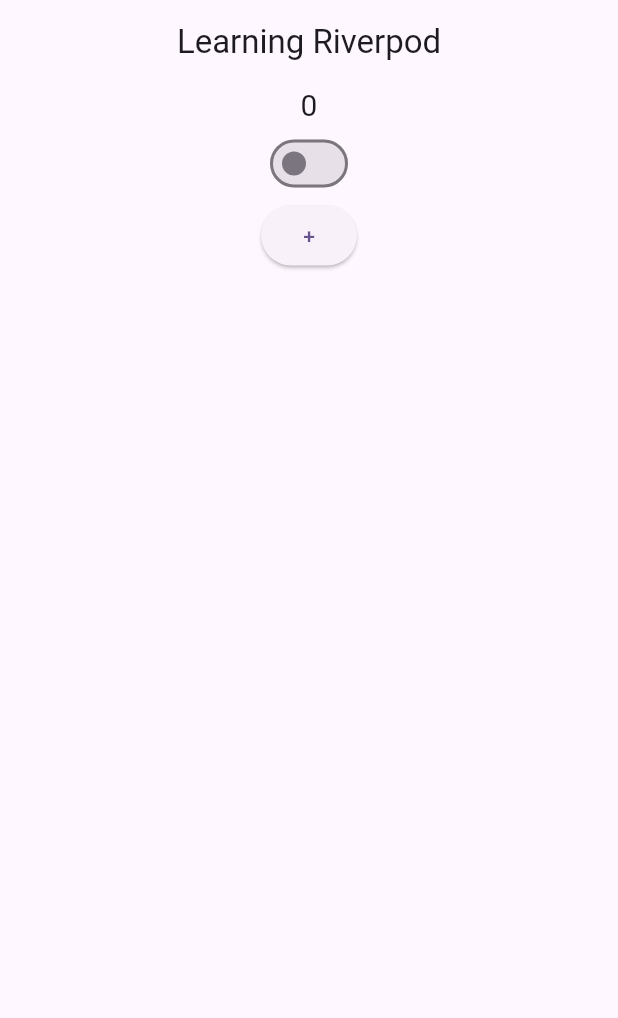
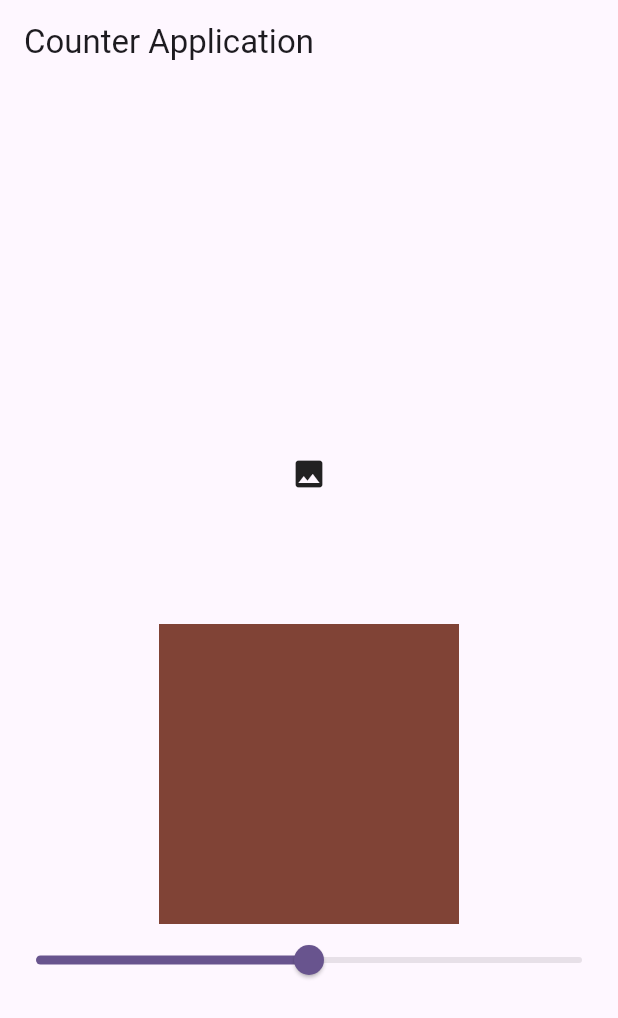
Before and after one commit to Rahul-naik92/riverpod_learning, a Flutter app: the screen it shows after launch, on a phone screen of 412 x 824 dp. Shown: the top 1018 px of the screen. Run offline on Flutter 3.47's test engine with Material 3 defaults, Android fonts, the phone set to English and light mode, and no system bars; our stand-ins replace flutter_riverpod; missing offline and left inert: dart:ffi.

```diff
--- a/lib/home_screen.dart
+++ b/lib/home_screen.dart
@@ -3,72 +3,59 @@ import 'dart:ffi';
 import 'package:flutter/material.dart';
 import 'package:flutter_riverpod/flutter_riverpod.dart';
 import 'package:riverpod_learning/slider_provider.dart';
+
 final hello = Provider<String>((ref) {
   return "Subscribe My Channel";
 });
-
-final counter = StateProvider<int>((ref) {
-  return 0;
-});
-
-final switchProvider = StateProvider<bool>((ref) {
-  return false;
-});
-
-
-
-// class HomeScreen extends ConsumerStatefulWidget {
-//   const HomeScreen({super.key});
-//
-//   @override
-//   ConsumerState<HomeScreen> createState() => _HomeScreenState();
-// }
-//
-// class _HomeScreenState extends ConsumerState<HomeScreen> {
-//   @override
-//   Widget build(BuildContext context) {
-//     final myHello = ref.watch(hello);
-//         return Scaffold(
-//       appBar: AppBar(title: Text("Learning Riverpod"), centerTitle: true,),
-//       body: Center(
-//         child: Text("Hello $myHello"),
-//       ),
-//     );
-//   }
-// }
 
 class HomeScreen extends ConsumerWidget {
   const HomeScreen({super.key});
 
   @override
   Widget build(BuildContext context, WidgetRef ref) {
+    print("Widget Build");
 
-    print('Build');
     return Scaffold(
-      appBar: AppBar(title: Text("Learning Riverpod"), centerTitle: true),
+      appBar: AppBar(title: Text("Counter Application")),
       body: Column(
+        mainAxisAlignment: MainAxisAlignment.center,
         children: [
           Consumer(builder: (context, ref, child){
-            final simpleCount = ref.watch(counter);
-            print('Build--2');
-            return  Center(
-              child: Text(simpleCount.toString(), style: TextStyle(fontSize: 20)),
+            final slider = ref.watch(sliderProvider.select((state)=> state.showPassword));
+            print("Build 1");
+            return GestureDetector(onTap: (){
+              final stateProvider = ref.read(sliderProvider.notifier);
+              stateProvider.state = stateProvider.state.copyWith(showPassword: !slider);
+            },child: Container(
+              height: 200,
+              width: 200,
+              child: slider ? Icon(Icons.remove_red_eye_outlined) : Icon(Icons.image),
+            ),);
+          }),
+          Consumer(builder: (context, ref, child){
+
+            final slider = ref.watch(sliderProvider.select((state)=> state.slider));
+            print("Build 2");
+            return  Container(
+              height: 200,
+              width: 200,
+              color: Colors.red.withValues(red: slider),
             );
           }),
 
           Consumer(builder: (context, ref, child){
-            final switchProviderex = ref.watch(switchProvider);
-            print('Build--3');
-            return Switch(value: switchProviderex, onChanged: (value){
-              //ref.read(switchProviderex.notifier).re
-              ref.read(switchProvider.notifier).state=value;
-            });
+            final slider = ref.watch(sliderProvider.select((state)=> state.slider));
+            print("Build 3");
+            return     Slider(
+              value: slider,
+              onChanged: (value) {
+                final stateProvider = ref.read(sliderProvider.notifier);
+                 stateProvider.state = stateProvider.state.copyWith(slider: value);
+              },
+            );
           }),
 
 
-          ElevatedButton(onPressed: (){
-            ref.read(counter.notifier).state++;
-          }, child: Text('+'))
         ],
       ),
     );
```
Also changed, not shown: lib/slider_provider.dart (+16 -5 lines).
